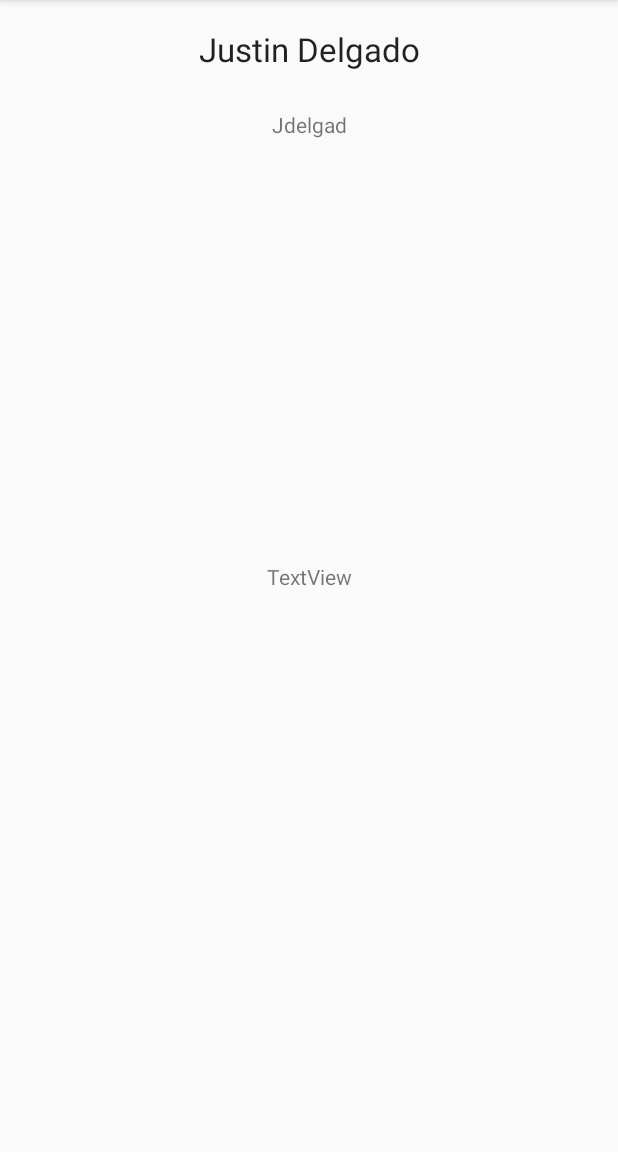
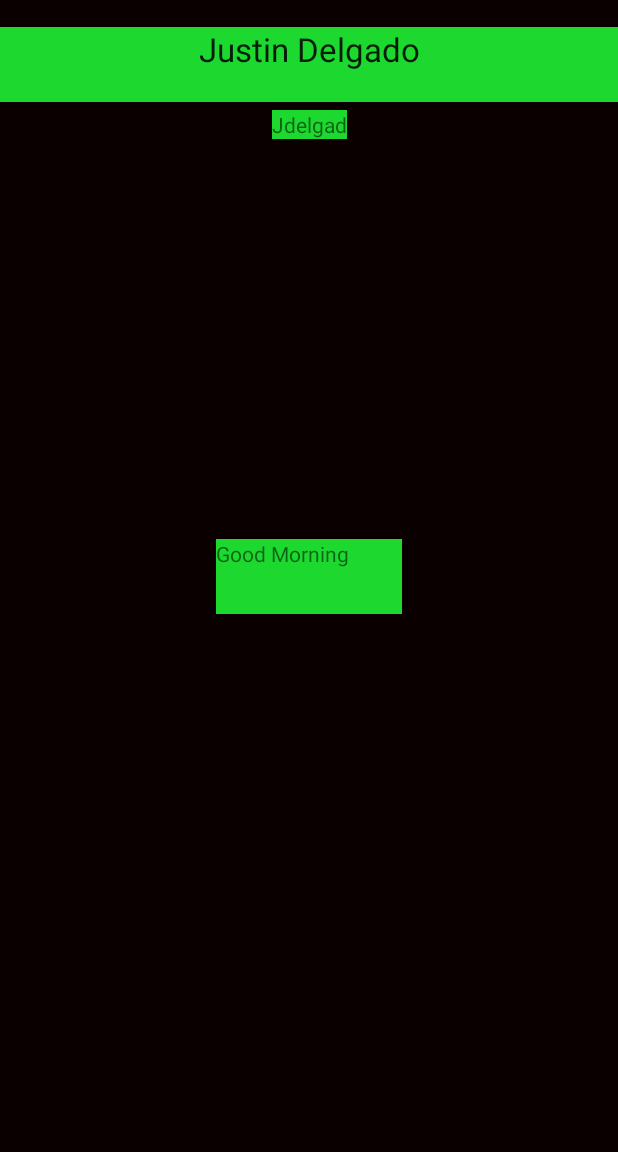
Before and after one commit to Jdelgad72/Capstone, an Android app: the screen it shows after launch (MainActivity), on a phone screen of 412 x 824 dp, the part 84-1236 px from its top. Run offline under Robolectric (Android 15) with nearby library versions, the phone set to English and light mode, and no system bars.

Commit message:
Final iteration

```diff
--- a/itp02/TimeApplication/app/src/main/java/com/example/timeapplication/MainActivity.java
+++ b/itp02/TimeApplication/app/src/main/java/com/example/timeapplication/MainActivity.java
@@ -3,9 +3,7 @@ package com.example.timeapplication;
 import android.annotation.SuppressLint;
 import android.os.Bundle;
 import android.widget.TextView;
-
 import androidx.appcompat.app.AppCompatActivity;
-
 import java.text.SimpleDateFormat;
 import java.util.Calendar;
 
@@ -13,15 +11,17 @@ import java.util.Calendar;
 public class MainActivity extends AppCompatActivity {
     TextView textView;
 
+
     @SuppressLint("SetTextI18n")
     @Override
     protected void onCreate(Bundle savedInstanceState) {
         super.onCreate(savedInstanceState);
         setContentView(R.layout.activity_main);
 
-        Object textView1 = findViewById(R.id.textView);
+        textView = findViewById(R.id.textView2);
 
         Calendar calendar = Calendar.getInstance();
+
 
         @SuppressLint("SimpleDateFormat") SimpleDateFormat simpleDateFormat = new SimpleDateFormat();
         String dateTime = simpleDateFormat.format(calendar.getTime());
--- a/itp02/TimeApplication/app/src/main/res/layout/activity_main.xml
+++ b/itp02/TimeApplication/app/src/main/res/layout/activity_main.xml
@@ -4,12 +4,14 @@
     xmlns:tools="http://schemas.android.com/tools"
     android:layout_width="match_parent"
     android:layout_height="match_parent"
+    android:background="#0B0000"
     tools:context=".MainActivity">
 
     <TextView
         android:id="@+id/textView3"
         android:layout_width="0dp"
         android:layout_height="50dp"
+        android:background="#1CD82F"
         android:text="@string/justin_delgado"
         android:textAlignment="center"
         android:textAppearance="@style/TextAppearance.AppCompat.Large"
@@ -27,6 +29,7 @@
         android:layout_width="wrap_content"
         android:layout_height="wrap_content"
         android:layout_marginTop="5dp"
+        android:background="#1CD82F"
         android:text="@string/jdelgad"
         android:textAlignment="center"
         app:layout_constraintEnd_toEndOf="@+id/textView3"
@@ -35,9 +38,9 @@
 
     <TextView
         android:id="@+id/textView2"
-        android:layout_width="wrap_content"
-        android:layout_height="wrap_content"
-        android:text="@string/textview"
+        android:layout_width="124dp"
+        android:layout_height="50dp"
+        android:background="#1CD82F"
         app:layout_constraintBottom_toBottomOf="parent"
         app:layout_constraintEnd_toEndOf="parent"
         app:layout_constraintStart_toStartOf="parent"
```
